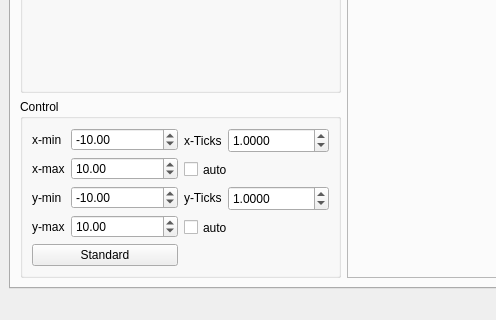
Old version of the form src/mathtools.ui in the repository trent2/MathTools; both pictures show x 0 to 496 and y 494 to 814 of the 814 by 814 pixel window.
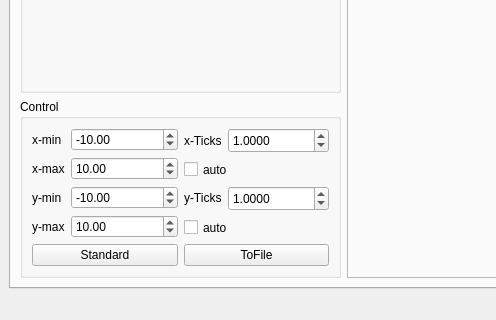
New version of the form. Custom widgets are drawn as their Qt base class.

The edit to the form file:
```diff
--- a/src/mathtools.ui
+++ b/src/mathtools.ui
@@ -428,6 +428,13 @@
              </property>
             </widget>
            </item>
+           <item row="1" column="1">
+            <widget class="QPushButton" name="toFilePushButton">
+             <property name="text">
+              <string>ToFile</string>
+             </property>
+            </widget>
+           </item>
           </layout>
          </widget>
         </item>
```
Left out of the diff: 17 changed lines with no effect on the pictures.
